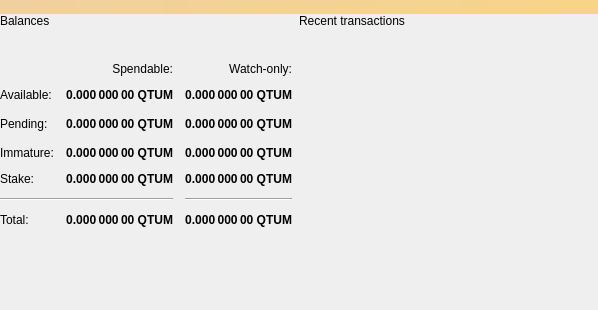
This is src/qt/forms/overviewpage.ui in qtumproject/qtum-enterprise as Qt 5 draws it before an edit. The edited form follows.
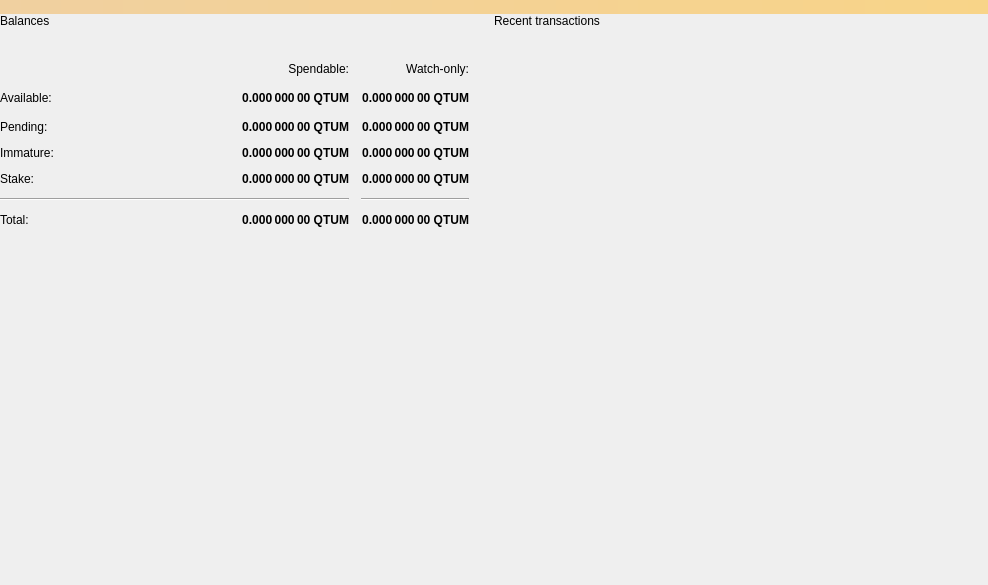
This is the edited form. Icons and pictures are not drawn.

Diff of the .ui file:
```diff
--- a/src/qt/forms/overviewpage.ui
+++ b/src/qt/forms/overviewpage.ui
@@ -6,8 +6,8 @@
    <rect>
     <x>0</x>
     <y>0</y>
-    <width>598</width>
-    <height>310</height>
+    <width>988</width>
+    <height>585</height>
    </rect>
   </property>
   <property name="windowTitle">
@@ -55,6 +55,9 @@
      </property>
      <item>
       <layout class="QVBoxLayout" name="verticalLayout_2">
+       <property name="sizeConstraint">
+        <enum>QLayout::SetMinimumSize</enum>
+       </property>
        <item>
         <widget class="QFrame" name="frameBalances">
          <layout class="QVBoxLayout" name="verticalLayout">
@@ -139,7 +142,7 @@
               </property>
              </widget>
             </item>
-            <item row="6" column="1">
+            <item row="6" column="2">
              <widget class="QLabel" name="labelTotal">
               <property name="font">
                <font>
@@ -171,7 +174,7 @@
               </property>
              </widget>
             </item>
-            <item row="6" column="2">
+            <item row="6" column="3">
              <widget class="QLabel" name="labelWatchTotal">
               <property name="font">
                <font>
@@ -196,7 +199,7 @@
               </property>
              </widget>
             </item>
-            <item row="0" column="2">
+            <item row="0" column="3">
              <widget class="QLabel" name="labelWatchonly">
               <property name="text">
                <string>Watch-only:</string>
@@ -206,7 +209,7 @@
               </property>
              </widget>
             </item>
-            <item row="3" column="1">
+            <item row="3" column="2">
              <widget class="QLabel" name="labelImmature">
               <property name="font">
                <font>
@@ -231,7 +234,7 @@
               </property>
              </widget>
             </item>
-            <item row="4" column="2">
+            <item row="4" column="3">
              <widget class="QLabel" name="labelWatchStake">
               <property name="font">
                <font>
@@ -251,19 +254,6 @@
              </widget>
             </item>
             <item row="2" column="3">
-             <spacer name="horizontalSpacer_2">
-              <property name="orientation">
-               <enum>Qt::Horizontal</enum>
-              </property>
-              <property name="sizeHint" stdset="0">
-               <size>
-                <width>40</width>
-                <height>20</height>
-               </size>
-              </property>
-             </spacer>
-            </item>
-            <item row="2" column="2">
              <widget class="QLabel" name="labelWatchPending">
               <property name="font">
                <font>
@@ -288,7 +278,7 @@
               </property>
              </widget>
             </item>
-            <item row="2" column="1">
+            <item row="2" column="2">
              <widget class="QLabel" name="labelUnconfirmed">
               <property name="font">
                <font>
@@ -313,7 +303,7 @@
               </property>
              </widget>
             </item>
-            <item row="3" column="2">
+            <item row="3" column="3">
              <widget class="QLabel" name="labelWatchImmature">
               <property name="font">
                <font>
@@ -338,14 +328,14 @@
               </property>
              </widget>
             </item>
-            <item row="5" column="0" colspan="2">
+            <item row="5" column="0" colspan="3">
              <widget class="Line" name="line">
               <property name="orientation">
                <enum>Qt::Horizontal</enum>
               </property>
              </widget>
             </item>
-            <item row="4" column="1">
+            <item row="4" column="2">
              <widget class="QLabel" name="labelStake">
               <property name="font">
                <font>
@@ -364,7 +354,7 @@
               </property>
              </widget>
             </item>
-            <item row="5" column="2">
+            <item row="5" column="3">
              <widget class="Line" name="lineWatchBalance">
               <property name="sizePolicy">
                <sizepolicy hsizetype="Preferred" vsizetype="Fixed">
@@ -384,7 +374,7 @@
               </property>
              </widget>
             </item>
-            <item row="1" column="2">
+            <item row="1" column="3">
              <widget class="QLabel" name="labelWatchAvailable">
               <property name="font">
                <font>
@@ -416,7 +406,7 @@
               </property>
              </widget>
             </item>
-            <item row="1" column="1">
+            <item row="1" column="2">
              <widget class="QLabel" name="labelBalance">
               <property name="font">
                <font>
@@ -441,7 +431,7 @@
               </property>
              </widget>
             </item>
-            <item row="0" column="1">
+            <item row="0" column="2">
              <widget class="QLabel" name="labelSpendable">
               <property name="text">
                <string>Spendable:</string>
@@ -458,6 +448,22 @@
               </property>
              </widget>
             </item>
+            <item row="1" column="4">
+             <spacer name="horizontalSpacer_2">
+              <property name="orientation">
+               <enum>Qt::Horizontal</enum>
+              </property>
+              <property name="sizeType">
+               <enum>QSizePolicy::Fixed</enum>
+              </property>
+              <property name="sizeHint" stdset="0">
+               <size>
+                <width>25</width>
+                <height>20</height>
+               </size>
+              </property>
+             </spacer>
+            </item>
            </layout>
           </item>
           <item>
@@ -483,6 +489,9 @@
      </item>
      <item>
       <layout class="QVBoxLayout" name="verticalLayout_3">
+       <property name="sizeConstraint">
+        <enum>QLayout::SetMaximumSize</enum>
+       </property>
        <item>
         <widget class="QFrame" name="frameRecent">
          <property name="sizePolicy">
```
